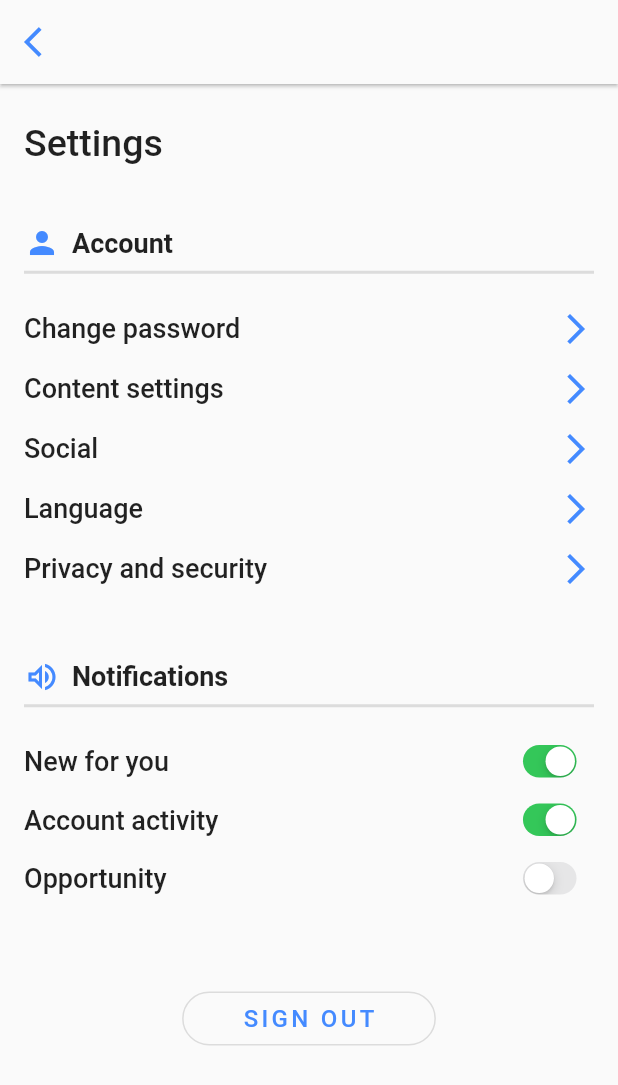
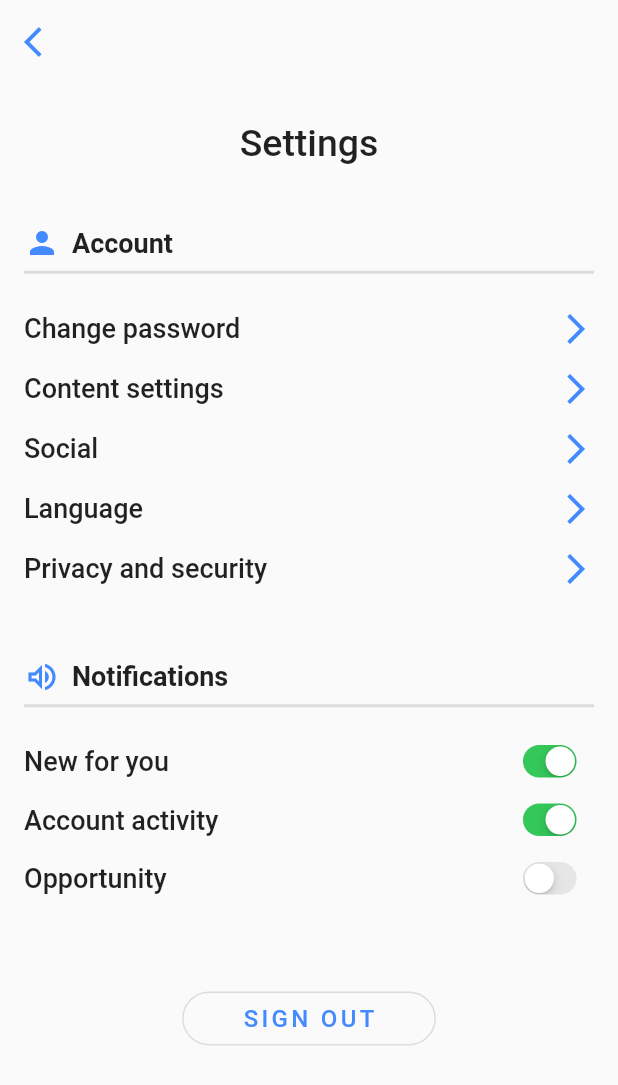
Before and after one commit to fikrykri/flutter_ayo_zakat, a Flutter app: the SettingsPage screen opened directly, on a phone screen of 412 x 824 dp. Shown: the top 1085 px of the screen. Run offline on Flutter 3.47's test engine with Material 2 defaults, Android fonts, the light colour scheme and no system bars; our stand-ins replace firebase_auth, page_transition, simple_animations, splashscreen; accounts and stored records are empty.

Commit message:
edit halaman setting

```diff
--- a/lib/settings_page.dart
+++ b/lib/settings_page.dart
@@ -1,6 +1,7 @@
 import 'package:flutter/material.dart';
 import 'package:flutter/cupertino.dart';
 import 'package:flutter_ayo_zakat/animation/animation.dart';
+import 'package:flutter_ayo_zakat/dashboard.dart';
 
 class SettingsPage extends StatefulWidget {
   @override
@@ -13,10 +14,12 @@ class _SettingsPageState extends State<SettingsPage> {
     return Scaffold(
       appBar: AppBar(
         backgroundColor: Theme.of(context).scaffoldBackgroundColor,
-        elevation: 1,
+        elevation: 0,
+        brightness: Brightness.light,
         leading: IconButton(
           onPressed: () {
-            Navigator.of(context).pop();
+            Navigator.pushReplacement(context,
+                MaterialPageRoute(builder: (context) => DashboardPage()));
           },
           icon: Icon(
             Icons.arrow_back_ios,
@@ -28,16 +31,20 @@ class _SettingsPageState extends State<SettingsPage> {
         padding: EdgeInsets.only(left: 16, top: 25, right: 16),
         child: ListView(
           children: [
-            MyAnimation(
+            Center(
+              child: MyAnimation(
                 1,
                 Text(
                   "Settings",
                   style: TextStyle(fontSize: 25, fontWeight: FontWeight.w500),
                 ),
               ),
+            ),
             SizedBox(
               height: 40,
             ),
+            MyAnimation(
+              1.1,
               Row(
                 children: [
                   Icon(
@@ -47,14 +54,12 @@ class _SettingsPageState extends State<SettingsPage> {
                   SizedBox(
                     width: 8,
                   ),
-                MyAnimation(
-                  1.1,
                   Text(
                     "Account",
                     style: TextStyle(fontSize: 18, fontWeight: FontWeight.bold),
                   ),
+                ],
               ),
-              ],
             ),
             MyAnimation(
               1.1,
@@ -71,24 +76,26 @@ class _SettingsPageState extends State<SettingsPage> {
               buildAccountOptionRow(context, "Change password"),
             ),
             MyAnimation(
-              1.3,
+              1.2,
               buildAccountOptionRow(context, "Content settings"),
             ),
             MyAnimation(
-              1.4,
+              1.2,
               buildAccountOptionRow(context, "Social"),
             ),
             MyAnimation(
-              1.5,
+              1.2,
               buildAccountOptionRow(context, "Language"),
             ),
             MyAnimation(
-              1.6,
+              1.2,
               buildAccountOptionRow(context, "Privacy and security"),
             ),
             SizedBox(
               height: 40,
             ),
+            MyAnimation(
+              1.3,
               Row(
                 children: [
                   Icon(
@@ -98,53 +105,53 @@ class _SettingsPageState extends State<SettingsPage> {
                   SizedBox(
                     width: 8,
                   ),
-                MyAnimation(
-                  1.7,
                   Text(
                     "Notifications",
                     style: TextStyle(fontSize: 18, fontWeight: FontWeight.bold),
                   ),
-                ),
                 ],
               ),
+            ),
+            MyAnimation(
+              1.3,
               Divider(
                 height: 15,
                 thickness: 2,
+              ),
             ),
             SizedBox(
               height: 10,
             ),
             MyAnimation(
-              1.8,
+              1.4,
               buildNotificationOptionRow("New for you", true),
             ),
             MyAnimation(
-              1.9,
+              1.4,
               buildNotificationOptionRow("Account activity", true),
             ),
             MyAnimation(
-              1.10,
+              1.4,
               buildNotificationOptionRow("Opportunity", false),
             ),
             SizedBox(
               height: 50,
             ),
+            MyAnimation(
+                1.5,
                 Center(
                   child: OutlineButton(
                     padding: EdgeInsets.symmetric(horizontal: 40),
                     shape: RoundedRectangleBorder(
                         borderRadius: BorderRadius.circular(20)),
                     onPressed: () {},
-                child: MyAnimation(
-                  1.11,
-                  Text("SIGN OUT",
+                    child: Text("SIGN OUT",
                         style: TextStyle(
                             fontSize: 16,
                             letterSpacing: 2.2,
                             color: Colors.blueAccent)),
                   ),
-              ),
-            )
+                )),
           ],
         ),
       ),
```
Lines whose indentation alone changed are shown as unchanged.
